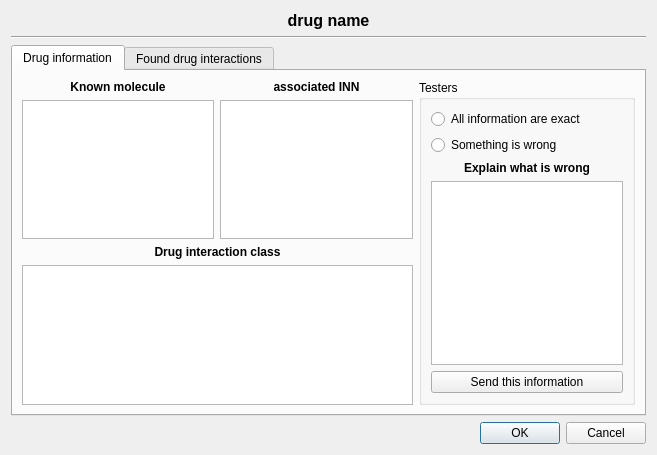
FreeHealth/freehealth, file plugins/drugsplugin/drugswidget/druginfo.ui: the form before one commit.
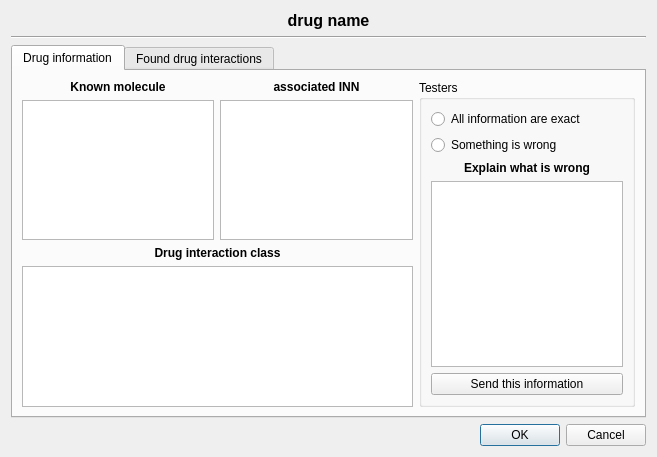
The form after the commit.

```diff
--- a/plugins/drugsplugin/drugswidget/druginfo.ui
+++ b/plugins/drugsplugin/drugswidget/druginfo.ui
@@ -7,7 +7,7 @@
     <x>0</x>
     <y>0</y>
     <width>657</width>
-    <height>455</height>
+    <height>457</height>
    </rect>
   </property>
   <property name="windowTitle">
```
